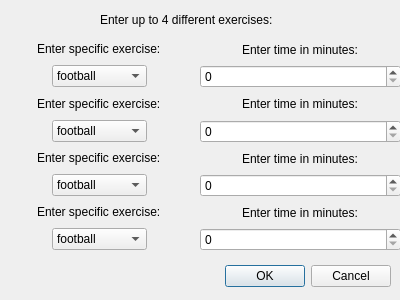
Before: the Qt Designer form dailyexercise.ui in kevinlucas23/getFit, drawn with Qt 5.
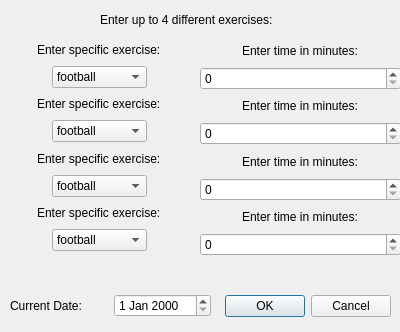
After: the same form once the commit is applied.

The edit to the form file:
```diff
--- a/dailyexercise.ui
+++ b/dailyexercise.ui
@@ -7,7 +7,7 @@
     <x>0</x>
     <y>0</y>
     <width>400</width>
-    <height>300</height>
+    <height>332</height>
    </rect>
   </property>
   <property name="windowTitle">
@@ -17,7 +17,7 @@
    <property name="geometry">
     <rect>
      <x>220</x>
-     <y>260</y>
+     <y>290</y>
      <width>171</width>
      <height>32</height>
     </rect>
@@ -35,7 +35,7 @@
      <x>-1</x>
      <y>39</y>
      <width>201</width>
-     <height>211</height>
+     <height>212</height>
     </rect>
    </property>
    <layout class="QVBoxLayout" name="verticalLayout">
@@ -311,7 +311,7 @@
      <x>200</x>
      <y>40</y>
      <width>201</width>
-     <height>211</height>
+     <height>216</height>
     </rect>
    </property>
    <layout class="QVBoxLayout" name="verticalLayout_2">
@@ -370,6 +370,28 @@
     <string>Enter up to 4 different exercises:</string>
    </property>
   </widget>
+  <widget class="QWidget" name="horizontalLayoutWidget">
+   <property name="geometry">
+    <rect>
+     <x>10</x>
+     <y>290</y>
+     <width>201</width>
+     <height>31</height>
+    </rect>
+   </property>
+   <layout class="QHBoxLayout" name="horizontalLayout">
+    <item>
+     <widget class="QLabel" name="label_10">
+      <property name="text">
+       <string>Current Date: </string>
+      </property>
+     </widget>
+    </item>
+    <item>
+     <widget class="QDateEdit" name="dateEdit"/>
+    </item>
+   </layout>
+  </widget>
  </widget>
  <resources/>
  <connections>
```
